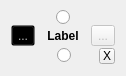
This is ui/VisualisationBlock.ui in povle/pyblueprint as Qt 5 draws it before an edit. The edited form follows.
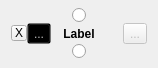
This is the edited form. Icons and pictures are not drawn. Custom widgets are drawn as their Qt base class.

Commit message: move remove button

Diff of the .ui file:
```diff
--- a/ui/VisualisationBlock.ui
+++ b/ui/VisualisationBlock.ui
@@ -6,8 +6,8 @@
    <rect>
     <x>0</x>
     <y>0</y>
-    <width>126</width>
-    <height>76</height>
+    <width>158</width>
+    <height>68</height>
    </rect>
   </property>
   <property name="sizePolicy">
@@ -68,6 +68,31 @@
        <property name="spacing">
         <number>0</number>
        </property>
+       <item>
+        <widget class="QToolButton" name="removeButton">
+         <property name="sizePolicy">
+          <sizepolicy hsizetype="Fixed" vsizetype="Fixed">
+           <horstretch>0</horstretch>
+           <verstretch>0</verstretch>
+          </sizepolicy>
+         </property>
+         <property name="minimumSize">
+          <size>
+           <width>16</width>
+           <height>16</height>
+          </size>
+         </property>
+         <property name="maximumSize">
+          <size>
+           <width>16</width>
+           <height>16</height>
+          </size>
+         </property>
+         <property name="text">
+          <string>X</string>
+         </property>
+        </widget>
+       </item>
        <item>
         <widget class="ErrorButton" name="errorButton">
          <property name="enabled">
@@ -141,7 +166,7 @@
          </property>
          <property name="sizeHint" stdset="0">
           <size>
-           <width>5</width>
+           <width>21</width>
            <height>20</height>
           </size>
          </property>
@@ -175,35 +200,6 @@
        <property name="spacing">
         <number>0</number>
        </property>
-       <item>
-        <spacer name="horizontalSpacer_3">
-         <property name="orientation">
-          <enum>Qt::Horizontal</enum>
-         </property>
-         <property name="sizeType">
-          <enum>QSizePolicy::Fixed</enum>
-         </property>
-         <property name="sizeHint" stdset="0">
-          <size>
-           <width>18</width>
-           <height>20</height>
-          </size>
-         </property>
-        </spacer>
-       </item>
-       <item>
-        <spacer name="horizontalSpacer_4">
-         <property name="orientation">
-          <enum>Qt::Horizontal</enum>
-         </property>
-         <property name="sizeHint" stdset="0">
-          <size>
-           <width>40</width>
-           <height>20</height>
-          </size>
-         </property>
-        </spacer>
-       </item>
        <item>
         <widget class="NodeWidget" name="outputRadioButton">
          <property name="sizePolicy">
@@ -223,44 +219,6 @@
          </property>
         </widget>
        </item>
-       <item>
-        <spacer name="horizontalSpacer_5">
-         <property name="orientation">
-          <enum>Qt::Horizontal</enum>
-         </property>
-         <property name="sizeHint" stdset="0">
-          <size>
-           <width>40</width>
-           <height>20</height>
-          </size>
-         </property>
-        </spacer>
-       </item>
-       <item>
-        <widget class="QToolButton" name="removeButton">
-         <property name="sizePolicy">
-          <sizepolicy hsizetype="Fixed" vsizetype="Fixed">
-           <horstretch>0</horstretch>
-           <verstretch>0</verstretch>
-          </sizepolicy>
-         </property>
-         <property name="minimumSize">
-          <size>
-           <width>16</width>
-           <height>16</height>
-          </size>
-         </property>
-         <property name="maximumSize">
-          <size>
-           <width>16</width>
-           <height>16</height>
-          </size>
-         </property>
-         <property name="text">
-          <string>X</string>
-         </property>
-        </widget>
-       </item>
       </layout>
      </item>
     </layout>
```
The commit also changes 3 other files.
